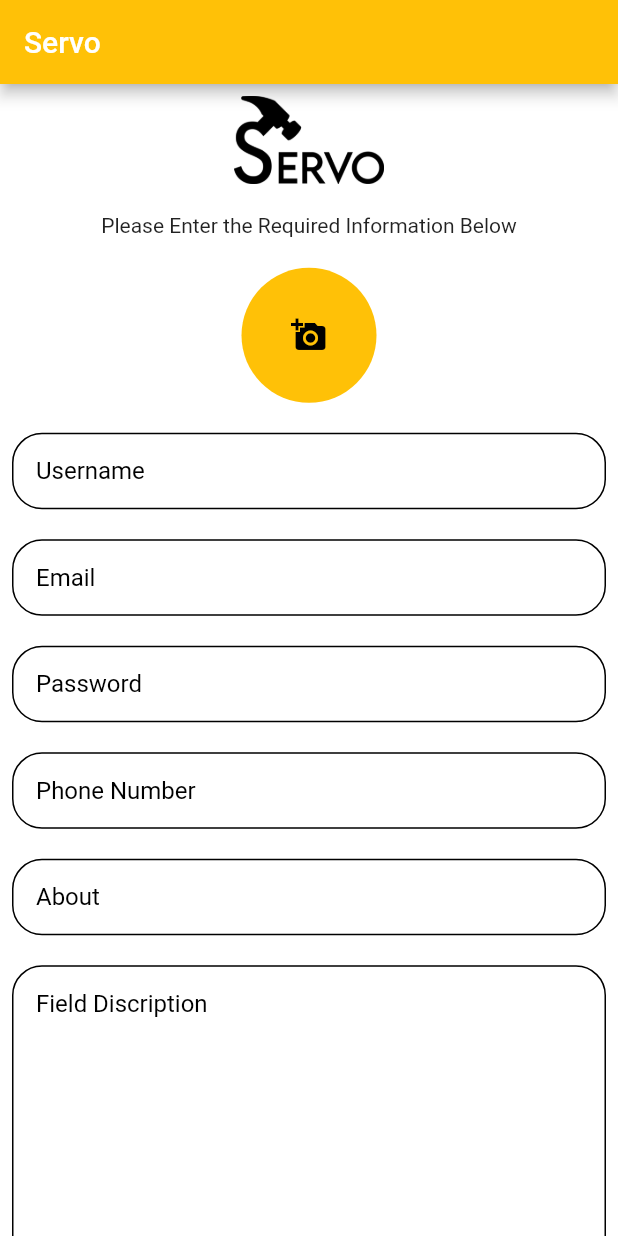
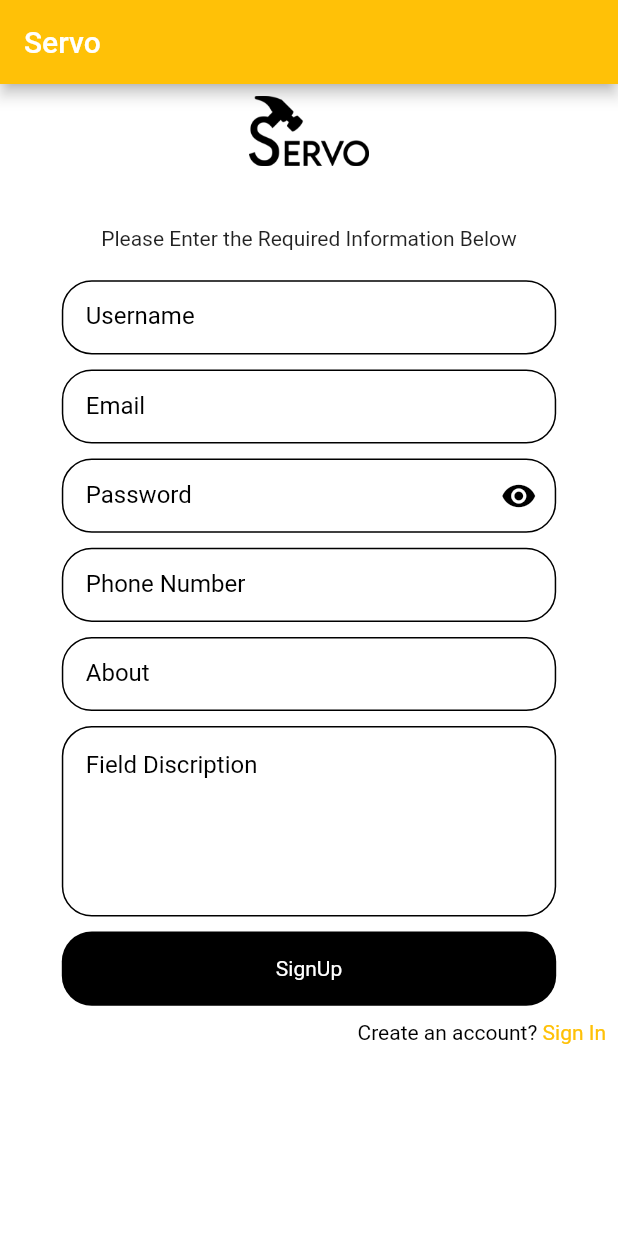
Before and after one commit to abdulmannankh21/HomeServices, a Flutter app: the SignUp screen opened directly, on a phone screen of 412 x 824 dp. Run offline on Flutter 3.47's test engine with Material 2 defaults, Android fonts, the phone set to English and light mode, and no system bars; our stand-ins replace cloud_firestore, firebase_auth, firebase_core, fluttertoast; accounts and stored records are empty; network calls fail.

Commit message:
Ui Fixed

```diff
--- a/lib/Screen/signup.dart
+++ b/lib/Screen/signup.dart
@@ -6,13 +6,13 @@ import 'package:homeservices/widgets/custom_text_field.dart';
 import 'package:homeservices/Screen/sign_in.dart';
 import 'package:firebase_auth/firebase_auth.dart';
 import 'package:cloud_firestore/cloud_firestore.dart';
-import 'package:image_picker/image_picker.dart';
-import 'package:firebase_storage/firebase_storage.dart';
+
 
 import '../model/user_model.dart';
 
 class SignUp extends StatefulWidget {
   const SignUp({Key? key}) : super(key: key);
+
 
   @override
   State<SignUp> createState() => _SignUpState();
@@ -20,6 +20,7 @@ class SignUp extends StatefulWidget {
 
 class _SignUpState extends State<SignUp> {
   final _auth = FirebaseAuth.instance;
+  bool _isObscure = true;
 
   // string for displaying the error Message
   String? errorMessage;
@@ -30,29 +31,29 @@ class _SignUpState extends State<SignUp> {
   final TextEditingController aboutController = new TextEditingController();
   final TextEditingController skilldetailController =
       new TextEditingController();
-
-//Image Upload
-  File? _image;
-  final imagePicker = ImagePicker();
-  String? downloadURL;
-
-
-  Future imagePickerMethod() async {
-    final pick = await imagePicker.pickImage(source: ImageSource.gallery);
-    setState(() {
-      if (pick != null) {
-        _image = File(pick.path);
-      } else {
-        Fluttertoast.showToast(msg: "No Image Found");
-      }
-    });
-  }
-  Future uploadImage() async{
-    Reference ref =FirebaseStorage.instance.ref().child("images");
-    await ref.putFile(_image!);
-    downloadURL = await ref.getDownloadURL();
-    print(downloadURL);
-  }
+//
+// //Image Upload
+//   File? _image;
+//   final imagePicker = ImagePicker();
+//   String? downloadURL;
+//
+//   Future imagePickerMethod() async {
+//     final pick = await imagePicker.pickImage(source: ImageSource.gallery);
+//     setState(() {
+//       if (pick != null) {
+//         _image = File(pick.path);
+//       } else {
+//         Fluttertoast.showToast(msg: "No Image Found");
+//       }
+//     });
+//   }
+//
+//   Future uploadImage() async {
+//     Reference ref = FirebaseStorage.instance.ref().child("images");
+//     await ref.putFile(_image!);
+//     downloadURL = await ref.getDownloadURL();
+//     print(downloadURL);
+//   }
 
   @override
   Widget build(BuildContext context) {
@@ -66,8 +67,7 @@ class _SignUpState extends State<SignUp> {
           "Servo",
         ),
       ),
-      body: SingleChildScrollView(
-        child: Padding(
+      body: Padding(
         padding: const EdgeInsets.all(8.0),
         child: Column(
           children: [
@@ -76,59 +76,63 @@ class _SignUpState extends State<SignUp> {
               children: [
                 Image.asset(
                   'assets/servoservice.png',
-                    width: 100,
+                  width: 80,
                   color: Colors.black,
                 ),
               ],
             ),
             SizedBox(
-                height: 20,
+              height: 40,
             ),
             Text(
               "Please Enter the Required Information Below",
             ),
             SizedBox(
-                height: 20,
+              height: 10,
             ),
-              GestureDetector(
-                onTap: () {
-                  imagePickerMethod();
-
-                },
-                child: _image == null
-                    ? Center(
-                        child: CircleAvatar(
-                          radius: 45,
-                          backgroundColor: Colors.amber,
-                          child: Container(
-                              height: size.width * 70,
-                              width: size.width * 70,
-                              padding: EdgeInsets.all(25),
-                              decoration: BoxDecoration(
-                                  shape: BoxShape.circle,
-                                  ),
-                              child: Center(child: Icon(Icons.add_a_photo,color: Colors.black,),)),
-                        ),
-                      )
-                    : Center(
-                        child: CircleAvatar(
-                            radius: 45,
-                            backgroundColor: Color(0xffFDCF09),
-                            child: Container(
-                                height: size.width * 70,
-                                width: size.width * 70,
-                                padding: EdgeInsets.all(25),
-                                decoration: BoxDecoration(
-                                    shape: BoxShape.circle,
-                                    color: Colors.yellowAccent,
-                                    image: DecorationImage(
-                                      fit: BoxFit.cover,
-                                      image: FileImage(_image!),
-                                    )),
-                                child: Text(""))),
-                      ),
-              ),
-              SizedBox(height: 20),
+            // GestureDetector(
+            //   onTap: () {
+            //     imagePickerMethod();
+            //   },
+            //   child: _image == null
+            //       ? Center(
+            //           child: CircleAvatar(
+            //             radius: 35,
+            //             backgroundColor: Colors.amber,
+            //             child: Container(
+            //                 height: size.width * 70,
+            //                 width: size.width * 70,
+            //                 padding: EdgeInsets.all(25),
+            //                 decoration: BoxDecoration(
+            //                   shape: BoxShape.circle,
+            //                 ),
+            //                 // child: Icon(
+            //                 //   Icons.add_a_photo,
+            //                 //   color: Colors.black,
+            //                 //   size: 12,
+            //                 // ),
+            //             ),
+            //           ),
+            //         )
+            //       : Center(
+            //           child: CircleAvatar(
+            //               radius: 35,
+            //               backgroundColor: Color(0xffFDCF09),
+            //               child: Container(
+            //                   height: size.width * 70,
+            //                   width: size.width * 70,
+            //                   padding: EdgeInsets.all(25),
+            //                   decoration: BoxDecoration(
+            //                       shape: BoxShape.circle,
+            //                       color: Colors.yellowAccent,
+            //                       image: DecorationImage(
+            //                         fit: BoxFit.cover,
+            //                         image: FileImage(_image!),
+            //                       )),
+            //                   child: Text(""))),
+            //         ),
+            // ),
+            SizedBox(height: 10),
             CustomTextfield(
               controller: nameController,
               validator: (value) {
@@ -150,7 +154,7 @@ class _SignUpState extends State<SignUp> {
               obstext: false,
             ),
             SizedBox(
-                height: 20,
+              height: 10,
             ),
             CustomTextfield(
               hint: 'Email',
@@ -174,16 +178,32 @@ class _SignUpState extends State<SignUp> {
               textInputAction: TextInputAction.next,
             ),
             SizedBox(
-                height: 20,
+              height: 10,
             ),
-              CustomTextfield(
-                hint: 'Password',
-                inputType: TextInputType.text,
-                obstext: true,
-                onSaved: (value) {
-                  passwordController.text = value!;
-                },
-                controller: passwordController,
+            Container(
+              width: size.width * 0.8,
+              height: size.height * 0.06,
+              decoration: BoxDecoration(
+                  borderRadius: BorderRadius.circular(20),
+                  border: Border.all(
+                      width: 1, color: Colors.black, style: BorderStyle.solid)),
+              child: TextFormField(
+                obscureText: _isObscure,
+                decoration: InputDecoration(
+                    hintText: "Password",
+                    hintStyle: TextStyle(color: Colors.black),
+                    contentPadding: EdgeInsets.all(15),
+                    border: InputBorder.none,
+                    suffixIcon: IconButton(
+                        icon: Icon(
+                          _isObscure ? Icons.visibility : Icons.visibility_off,color: Colors.black,),
+                        onPressed: () {
+                          setState(() {
+                            _isObscure = !_isObscure;
+                          });
+                        })),
+                onSaved: (value) {},
+                textInputAction: TextInputAction.next,
                 validator: (value) {
                   RegExp regex = new RegExp(r'^.{6,}$');
                   if (value!.isEmpty) {
@@ -193,10 +213,11 @@ class _SignUpState extends State<SignUp> {
                     return ("Enter Valid Password(Min. 6 Character)");
                   }
                 },
-                textInputAction: TextInputAction.next,
+                controller: passwordController,
+              ),
             ),
             SizedBox(
-                height: 20,
+              height: 10,
             ),
             CustomTextfield(
               hint: 'Phone Number',
@@ -212,9 +233,11 @@ class _SignUpState extends State<SignUp> {
               textInputAction: TextInputAction.next,
             ),
             SizedBox(
-                height: 20,
+              height: 10,
             ),
             Container(
+              width: size.width * 0.8,
+              height: size.height * 0.06,
               decoration: BoxDecoration(
                   borderRadius: BorderRadius.circular(20),
                   border: Border.all(
@@ -240,9 +263,10 @@ class _SignUpState extends State<SignUp> {
               ),
             ),
             SizedBox(
-                height: 20,
+              height: 10,
             ),
             Container(
+              width: size.width * 0.8,
               decoration: BoxDecoration(
                   borderRadius: BorderRadius.circular(20),
                   border: Border.all(
@@ -250,7 +274,7 @@ class _SignUpState extends State<SignUp> {
                       color: Colors.black,
                       style: BorderStyle.solid)),
               child: TextFormField(
-                  maxLines: 10,
+                maxLines: 5,
                 keyboardType: TextInputType.text,
                 decoration: InputDecoration(
                     hintText: "Field Discription",
@@ -269,7 +293,7 @@ class _SignUpState extends State<SignUp> {
               ),
             ),
             SizedBox(
-                height: 20,
+              height: 10,
             ),
             InkWell(
               onTap: () {
@@ -277,8 +301,8 @@ class _SignUpState extends State<SignUp> {
               },
               child: Center(
                 child: Container(
-                    width: size.width,
-                    height: size.height * 0.05,
+                  width: size.width * 0.8,
+                  height: size.height * 0.06,
                   decoration: BoxDecoration(
                       borderRadius: BorderRadius.circular(20),
                       color: Colors.black),
@@ -292,7 +316,7 @@ class _SignUpState extends State<SignUp> {
               ),
             ),
             SizedBox(
-                height: 20,
+              height: 10,
             ),
             Row(
               mainAxisAlignment: MainAxisAlignment.end,
@@ -315,13 +339,9 @@ class _SignUpState extends State<SignUp> {
                     ),
                   ]),
                 ),
-                  SizedBox(
-                    height: 20,
-                  ),
               ],
             ),
           ],
-          ),
         ),
       ),
     );
@@ -331,8 +351,10 @@ class _SignUpState extends State<SignUp> {
     try {
       await _auth
           .createUserWithEmailAndPassword(email: email, password: password)
-          .then((value) => {postDetailsToFirestore(),
-        uploadImage(),})
+          .then((value) => {
+                postDetailsToFirestore(),
+                //uploadImage(),
+              })
           .catchError((e) {
         Fluttertoast.showToast(msg: e!.message);
       });
@@ -393,7 +415,6 @@ class _SignUpState extends State<SignUp> {
   }
 }
 
-
 String? validateMobile(String value) {
   String pattern = r'(^(?:[+0]9)?[0-9]{10,12}$)';
   RegExp regExp = new RegExp(pattern);
--- a/lib/main.dart
+++ b/lib/main.dart
@@ -2,7 +2,7 @@ import 'package:firebase_core/firebase_core.dart';
 import 'package:flutter/material.dart';
 import 'package:homeservices/Screen/splash_screen.dart';
 
-Future main() async{
+Future main() async {
   WidgetsFlutterBinding.ensureInitialized();
   await Firebase.initializeApp();
   runApp(const MyApp());
--- a/lib/widgets/custom_text_field.dart
+++ b/lib/widgets/custom_text_field.dart
@@ -27,8 +27,11 @@ class CustomTextfield extends StatefulWidget {
 class _CustomTextfieldState extends State<CustomTextfield> {
   @override
   Widget build(BuildContext context) {
+    Size size = MediaQuery.of(context).size;
     return Center(
       child: Container(
+        width: size.width * 0.8,
+        height: size.height * 0.06,
         decoration: BoxDecoration(
             borderRadius: BorderRadius.circular(20),
             border: Border.all(
@@ -45,12 +48,8 @@ class _CustomTextfieldState extends State<CustomTextfield> {
           onChanged: (value) {
             // Do something
           },
-          validator: (value){
-
-          },
-          onSaved: (value){
-
-          },
+          validator: (value) {},
+          onSaved: (value) {},
         ),
       ),
     );
```
Also changed, not shown: lib/Screen/chatScreen.dart (+10 -8 lines), lib/Screen/home.dart (+21 -2 lines), lib/Screen/postjob_details.dart (+46 -21 lines), lib/Screen/profile.dart (+33 -22 lines), lib/Screen/sign_in.dart (+26 -6 lines), lib/Screen/splash_screen.dart (+6 -6 lines). Lines whose indentation alone changed are shown as unchanged.
